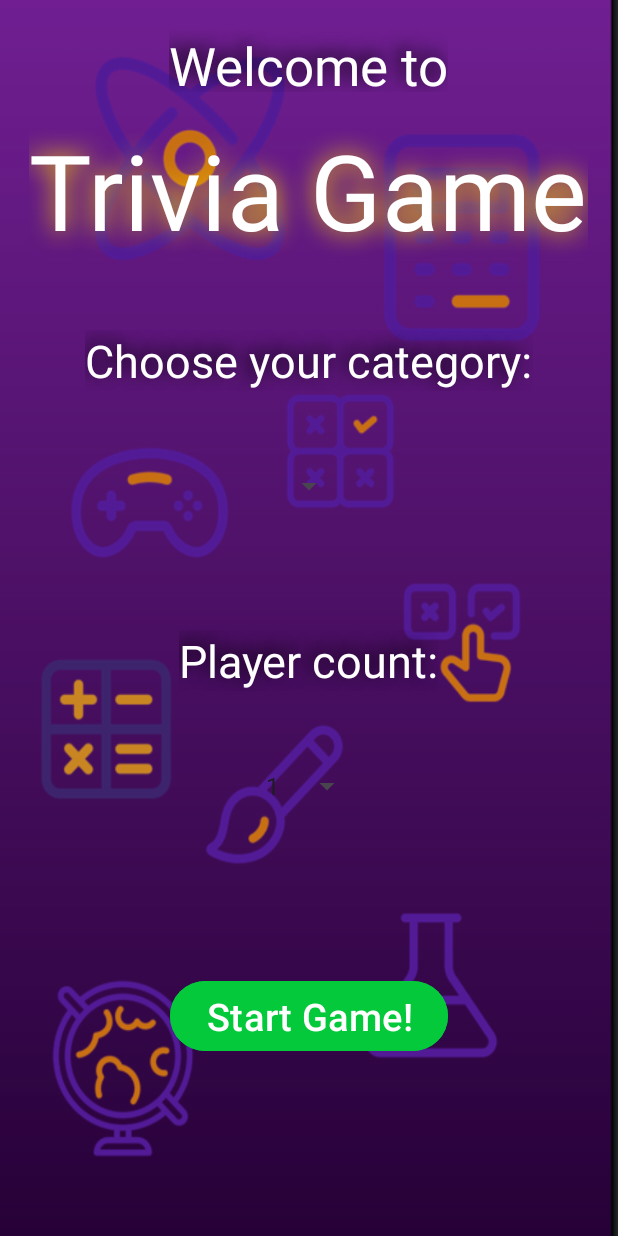
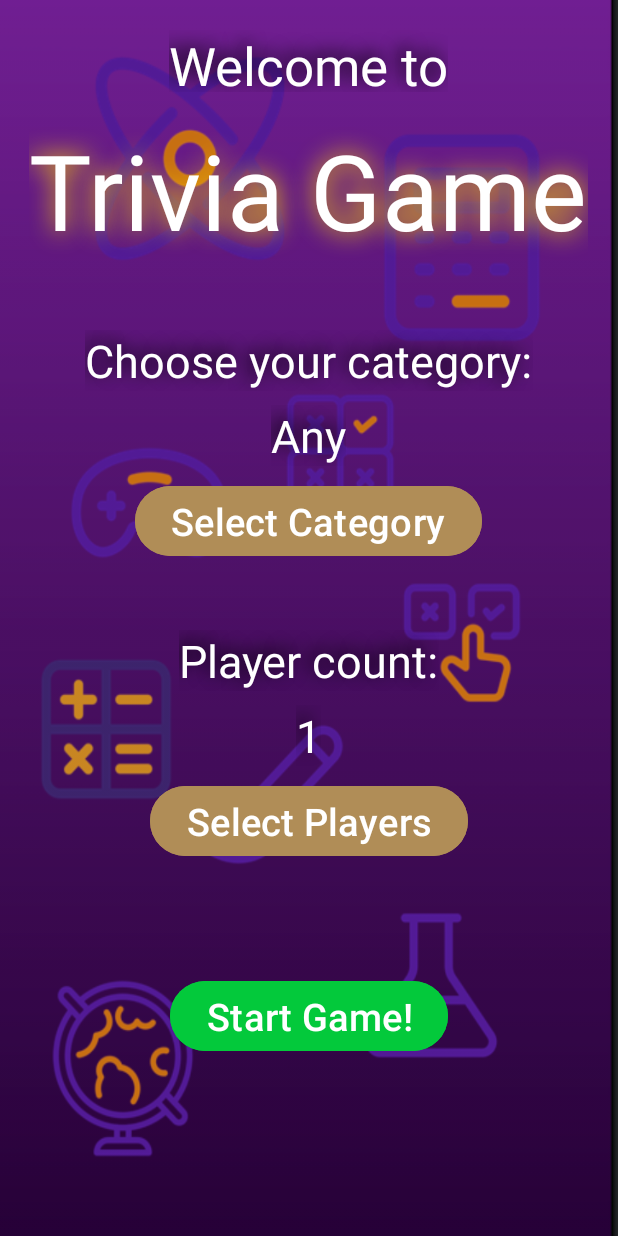
Before and after one commit to pjf-dev/TriviaGame, an Android app: the screen it shows after launch (MainActivity), on a phone screen of 412 x 824 dp. Run offline under Robolectric (Android 15) with nearby library versions, the phone set to English and light mode, and no system bars.

Commit message:
Implement custom dialogs instead of spinners (dropdown) for MainActivity

```diff
--- a/app/src/main/java/ung/csci3660/fall2024/triviagame/MainActivity.java
+++ b/app/src/main/java/ung/csci3660/fall2024/triviagame/MainActivity.java
@@ -2,22 +2,30 @@ package ung.csci3660.fall2024.triviagame;
 
 import android.media.MediaPlayer;
 import android.os.Bundle;
-import android.widget.ArrayAdapter;
-import android.widget.Spinner;
+import android.widget.Button;
+import android.widget.TextView;
+
 import androidx.appcompat.app.AppCompatActivity;
+
+import java.io.IOException;
+import java.util.HashMap;
+import java.util.List;
+import java.util.Map;
+
 import ung.csci3660.fall2024.triviagame.api.TriviaAPI;
 import ung.csci3660.fall2024.triviagame.api.TriviaCallback;
 import ung.csci3660.fall2024.triviagame.api.TriviaQuestion;
 import ung.csci3660.fall2024.triviagame.api.TriviaResponse;
 import ung.csci3660.fall2024.triviagame.game.GameConfig;
 
-import java.io.IOException;
-import java.util.List;
-import java.util.Map;
-
 public class MainActivity extends AppCompatActivity {
 
     private MediaPlayer musicPlayer;
+
+    private Integer playerCount = 1;
+    private Integer categoryID = -1;
+
+    private TextView categoryDisplay, playerCountDisplay;
 
     @Override
     protected void onCreate(Bundle savedInstanceState) {
@@ -30,23 +38,31 @@ public class MainActivity extends AppCompatActivity {
         musicPlayer.setLooping(true);
         musicPlayer.start();
 
+        categoryDisplay = findViewById(R.id.categoryDisplay);
+        categoryDisplay.setText("Any");
+        playerCountDisplay = findViewById(R.id.playerCountDisplay);
+        playerCountDisplay.setText("1");
+
         // Initialize TriviaAPI
         TriviaAPI api = TriviaAPI.initializeAPI(true, null, false);
 
         // Start loading categories ASAP in the background
-        Spinner categorySpinner = findViewById(R.id.categorySpinner);
         // Load categories asynchronously without proper handling | TODO: Add loading spinner?
         api.initializeCategories(new TriviaCallback<>() {
             @Override
             public void onSuccess(TriviaResponse<Map<String, Integer>> response) {
                 System.out.println("Success Res");
                 runOnUiThread(() -> { // Update categorySpinner on UI thread
-                    // Create ArrayAdapter for category spinner, populating it with the category names
-                    ArrayAdapter<String> categoryAdapter = new ArrayAdapter<>(
-                            MainActivity.this, android.R.layout.simple_spinner_item,
-                            response.data.keySet().toArray(new String[0]));
-                    categorySpinner.setAdapter(categoryAdapter);
-                    categorySpinner.setSelection(0);
+                    // Requires UI thread for view + click listener stuff
+                    Button categoryButton = findViewById(R.id.categoryButton);
+                    categoryButton.setOnClickListener((v -> {
+                        PickerDialog dialog = new PickerDialog(400,"Select Category:", api.getCategories(),
+                                ((itemText, itemValue) -> {
+                                    categoryID = itemValue;
+                                    categoryDisplay.setText(itemText);
+                                }));
+                        dialog.show(getLayoutInflater());
+                    }));
                 });
             }
 
@@ -62,28 +78,32 @@ public class MainActivity extends AppCompatActivity {
             }
         }, false);
 
-        // Populate playerSpinner with values 1-5 using an ArrayAdapter
-        Spinner playerSpinner = findViewById(R.id.spinnerPlayer);
-        ArrayAdapter<Integer> playerAdapter = new ArrayAdapter<>(
-                MainActivity.this, android.R.layout.simple_spinner_item,
-                new Integer[] {1,2,3,4,5}
-        );
-        playerSpinner.setAdapter(playerAdapter);
-        playerSpinner.setSelection(0);
+        Button playersButton = findViewById(R.id.playersButton);
+        Map<String, Integer> playersMap = new HashMap<>() {{
+            put("1", 1);
+            put("2", 2);
+            put("3", 3);
+            put("4", 4);
+            put("5", 5);
+        }};
+
+        playersButton.setOnClickListener((v) -> {
+            PickerDialog dialog = new PickerDialog(200, "Player Count:",playersMap,
+                    ((itemText, itemValue) -> {
+                        playerCount = itemValue;
+                        playerCountDisplay.setText(itemText);
+                    }));
+            dialog.show(getLayoutInflater());
+        });
 
         findViewById(R.id.playButton).setOnClickListener((view) -> { // Play button click listener
-            // Use TriviaAPI#categories map to get id of selected item in categorySpinner
-            Integer categoryID = api.getCategories().getOrDefault((String) categorySpinner.getSelectedItem(), -1);
-            // Get num players from playerSpinner
-            Integer numPlayers = (Integer) playerSpinner.getSelectedItem();
-
             // Build game config from supplied values / current limitations
             GameConfig config = new GameConfig.Builder()
                     .setCategory(categoryID) // Safely ignore due to getOrDefault
                     .setQuestionType(TriviaQuestion.Type.MULTIPLE)
                     .setDifficulty(TriviaQuestion.Difficulty.ANY) // TODO: Implement Selector?
-                    .setNumPlayers(numPlayers)
-                    .setNumberOfQuestions(numPlayers*10) // 10 questions per player
+                    .setNumPlayers(playerCount)
+                    .setNumberOfQuestions(playerCount*10) // 10 questions per player
                     .setTimePerQuestion(30) // 30 seconds to answer
                     .build();
 
--- a/app/src/main/res/layout/activity_main.xml
+++ b/app/src/main/res/layout/activity_main.xml
@@ -49,16 +49,31 @@
         android:shadowRadius="15"
         android:shadowColor="@color/black"/>
 
-    <Spinner
-        android:id="@+id/categorySpinner"
+    <TextView
+        android:id="@+id/categoryDisplay"
+        style="@style/customTextColor"
         android:layout_width="wrap_content"
         android:layout_height="wrap_content"
         android:layout_gravity="top|center_horizontal"
-        android:layout_marginTop="300dp"
-        android:textSize="20sp"
-        android:minHeight="48dp"
-        android:spinnerMode="dropdown"
-    />
+        android:layout_marginTop="270dp"
+        android:shadowColor="@color/black"
+        android:shadowDx="-5"
+        android:shadowDy="-5"
+        android:shadowRadius="15"
+        tools:text="Science: Computers"
+        android:textSize="30sp" />
+
+    <Button
+        android:id="@+id/categoryButton"
+        android:layout_width="wrap_content"
+        android:layout_height="wrap_content"
+        android:text="@string/categoryButton"
+        android:layout_gravity="top|center_horizontal"
+        android:layout_marginTop="320dp"
+        android:textSize="25sp"
+        style="@style/customTextColor"
+        android:backgroundTint="@color/bronze"/>
+
 
     <TextView
         android:id="@+id/playerCountText"
@@ -74,15 +89,30 @@
         android:shadowRadius="15"
         android:shadowColor="@color/black"/>
 
-    <Spinner
-        android:id="@+id/spinnerPlayer"
+    <TextView
+        android:id="@+id/playerCountDisplay"
         android:layout_width="wrap_content"
         android:layout_height="wrap_content"
-        android:textSize="20sp"
         android:layout_gravity="top|center_horizontal"
-        android:layout_marginTop="500dp"
-        android:spinnerMode="dropdown"
-        android:minHeight="48dp"/>
+        android:layout_marginTop="470dp"
+        tools:text="1"
+        android:textSize="30sp"
+        style="@style/customTextColor"
+        android:shadowDx="-5"
+        android:shadowDy="-5"
+        android:shadowRadius="15"
+        android:shadowColor="@color/black"/>
+
+    <Button
+        android:id="@+id/playersButton"
+        android:layout_width="wrap_content"
+        android:layout_height="wrap_content"
+        android:text="@string/playersButton"
+        android:layout_gravity="top|center_horizontal"
+        android:layout_marginTop="520dp"
+        android:textSize="25sp"
+        style="@style/customTextColor"
+        android:backgroundTint="@color/bronze"/>
 
     <Button
         android:id="@+id/playButton"
--- a/app/src/main/res/values/colors.xml
+++ b/app/src/main/res/values/colors.xml
@@ -9,4 +9,5 @@
     <color name="goldBackground">#FFD700</color>
     <color name="silver">#C0C0C0</color>
     <color name="bronze">#b08d57</color>
+    <color name="select">#4a4a4a</color>
 </resources>
--- a/app/src/main/res/values/strings.xml
+++ b/app/src/main/res/values/strings.xml
@@ -8,4 +8,6 @@
     <string name="nextPlayerInstructions">Pass the phone to the next player, then click begin!</string>
     <string name="nextPlayerButton">Begin!</string>
     <string name="homeButton">Quit?</string>
+    <string name="categoryButton">Select Category</string>
+    <string name="playersButton">Select Players</string>
 </resources>
```
Also changed, not shown: app/src/main/java/ung/csci3660/fall2024/triviagame/PickerDialog.java (added, +111 -0 lines), app/src/main/res/layout/dialog_item_picker.xml (added, +49 -0 lines), app/src/main/res/layout/picker_item.xml (added, +20 -0 lines).
